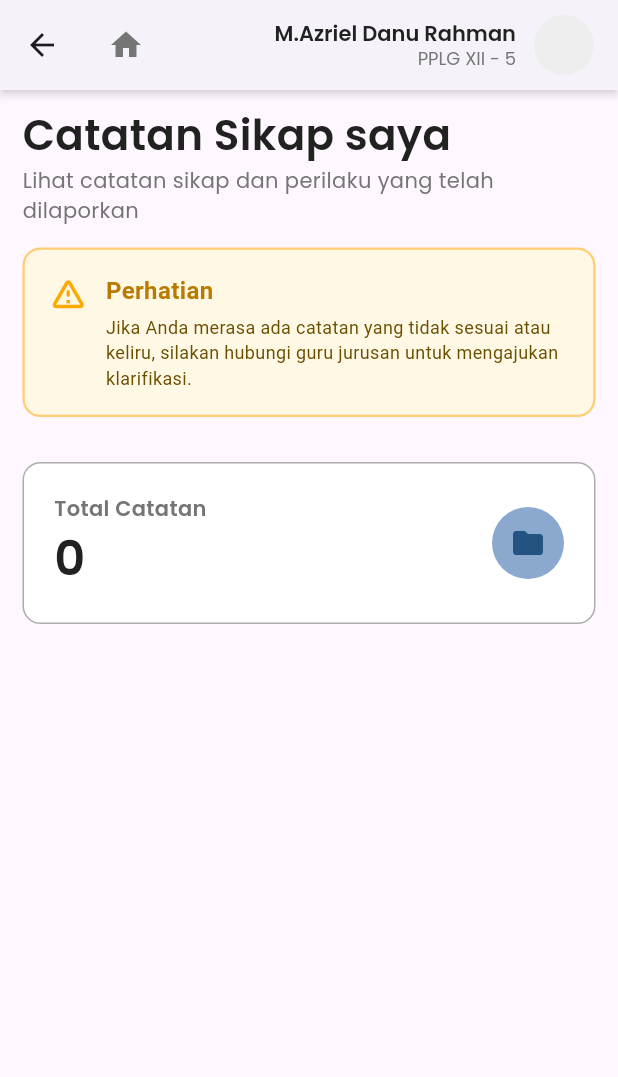
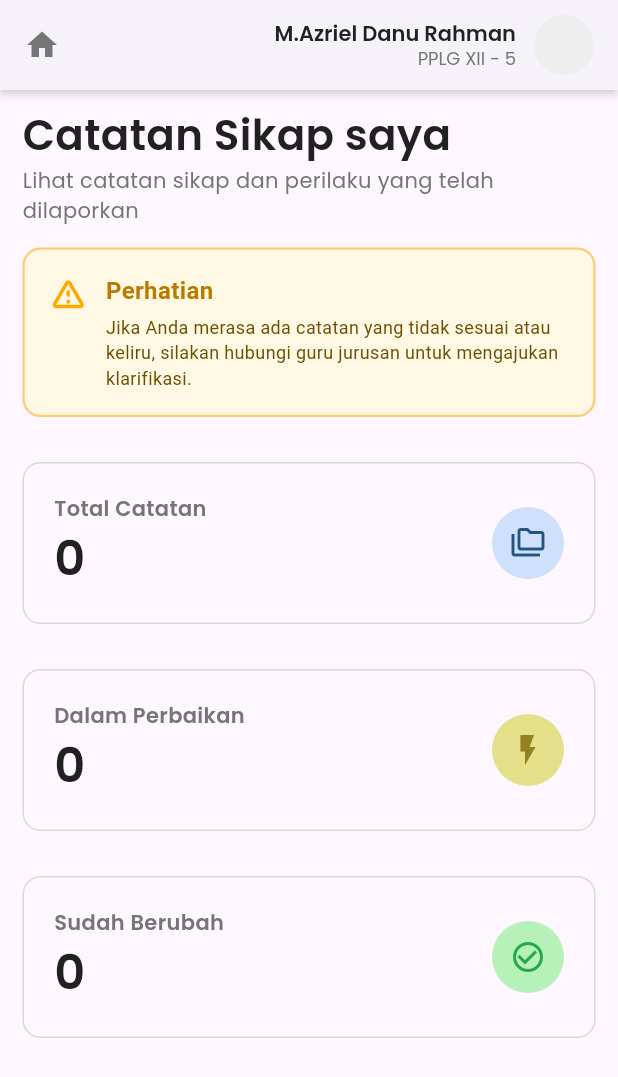
Before and after one commit to M-Bayu-Aji/Jurnalku-App, a Flutter app: the Studentbehaviour screen opened directly, on a phone screen of 412 x 824 dp. Shown: the top 1077 px of the screen. Run offline on Flutter 3.47's test engine with Material 3 defaults, Android fonts, the phone set to English and light mode, and no system bars; our stand-ins replace google_fonts.

Commit message:
update listview

```diff
--- a/lib/main.dart
+++ b/lib/main.dart
@@ -1,5 +1,6 @@
 import 'package:flutter/material.dart';
 import 'package:jurnalku_app/screens/home.dart';
+import 'package:jurnalku_app/screens/studentbehaviour.dart';
 void main() {
   runApp(const MyApp());
 }
@@ -13,7 +14,7 @@ class MyApp extends StatelessWidget {
     return MaterialApp(
       debugShowCheckedModeBanner: false,
       title: 'Jurnalku App',
-      home: const Home(),
+      home: const Studentbehaviour(),
     );
   }
 }
--- a/lib/screens/studentbehaviour.dart
+++ b/lib/screens/studentbehaviour.dart
@@ -2,12 +2,36 @@ import 'package:flutter/material.dart';
 import 'package:google_fonts/google_fonts.dart';
 
 class Studentbehaviour extends StatelessWidget {
-
   const Studentbehaviour({super.key});
-
 
   @override
   Widget build(BuildContext context) {
+    List<Map<String, dynamic>> notes = [
+      {
+        'title': 'Total Catatan',
+        'bg-card': 'FFF',
+        'border-card': 'D9D9D9',
+        'icon': Icons.folder_copy_outlined,
+        'color-icon': Color(0xFF235380),
+        'bg-icon':  Color(0xFFCFE0FA),
+      },
+      {
+        'title': 'Dalam Perbaikan',
+        'bg-card': 'FFF',
+        'border-card': 'D9D9D9',
+        'icon': Icons.flash_on_outlined,
+        'color-icon': Color.fromARGB(255, 146, 129, 30),
+        'bg-icon':  Color.fromARGB(255, 229, 223, 138),
+      },
+      {
+        'title': 'Sudah Berubah',
+        'bg-card': 'FFF',
+        'border-card': 'D9D9D9',
+        'icon': Icons.check_circle_outline,
+        'color-icon': Color.fromARGB(255, 39, 168, 77),
+        'bg-icon':  Color.fromARGB(255, 182, 241, 185),
+      },
+    ];
     return Scaffold(
       appBar: AppBar(
         backgroundColor: Colors.white,
@@ -141,53 +165,75 @@ class Studentbehaviour extends StatelessWidget {
                         ),
                       ],
                     ),
-                    Padding(
+
+                    ListView.builder(
+                      itemCount: notes.length,
+                      shrinkWrap: true,
+                      physics: const NeverScrollableScrollPhysics(),
+                      itemBuilder: (context, index) {
+                        final note = notes[index];
+
+                        return Padding(
                           padding: const EdgeInsets.symmetric(vertical: 15),
                           child: Column(
                             children: [
                               Container(
                                 padding: EdgeInsets.all(20),
                                 decoration: BoxDecoration(
-                              color: Colors.white,
+                                  color: Color(
+                                    int.parse("0xFF${notes[index]['bg-card']}"),
+                                  ),
                                   borderRadius: BorderRadius.circular(12),
                                   border: Border.all(
-                                color: const Color.fromARGB(255, 173, 173, 173),
+                                    color: Color(
+                                      int.parse(
+                                        "0xFF${notes[index]['border-card']}",
+                                      ),
+                                    ),
                                   ),
                                 ),
                                 child: Row(
                                   crossAxisAlignment: CrossAxisAlignment.center,
-                              mainAxisAlignment: MainAxisAlignment.spaceBetween,
+                                  mainAxisAlignment:
+                                      MainAxisAlignment.spaceBetween,
                                   children: [
                                     Column(
-                                  crossAxisAlignment: CrossAxisAlignment.start,
+                                      crossAxisAlignment:
+                                          CrossAxisAlignment.start,
                                       children: [
                                         Text(
-                                      'Total Catatan',
+                                          '${notes[index]['title']}',
                                           style: GoogleFonts.poppins(
                                             fontSize: 14,
                                             fontWeight: FontWeight.w600,
                                             color: Colors.grey[600],
                                           ),
-                                    ), Text('0', style: GoogleFonts.poppins(
+                                        ),
+                                        Text(
+                                          '0',
+                                          style: GoogleFonts.poppins(
                                             fontSize: 32,
                                             fontWeight: FontWeight.w600,
                                             color: Colors.grey[900],
-                                    ),)
+                                          ),
+                                        ),
                                       ],
                                     ),
                                     CircleAvatar(
                                       radius: 24,
-                                  backgroundColor: const Color.fromARGB(255, 139, 169, 207),
+                                      backgroundColor: notes[index]['bg-icon'],
                                       child: Icon(
-                                    Icons.folder,
-                                    color: const Color.fromARGB(255, 35, 83, 128),
+                                        notes[index]['icon'],
+                                        color: notes[index]['color-icon'],
                                       ),
-                                  )
+                                    ),
                                   ],
                                 ),
                               ),
                             ],
                           ),
+                        );
+                      },
                     ),
                   ],
                 ),
```
Lines whose indentation alone changed are shown as unchanged.
